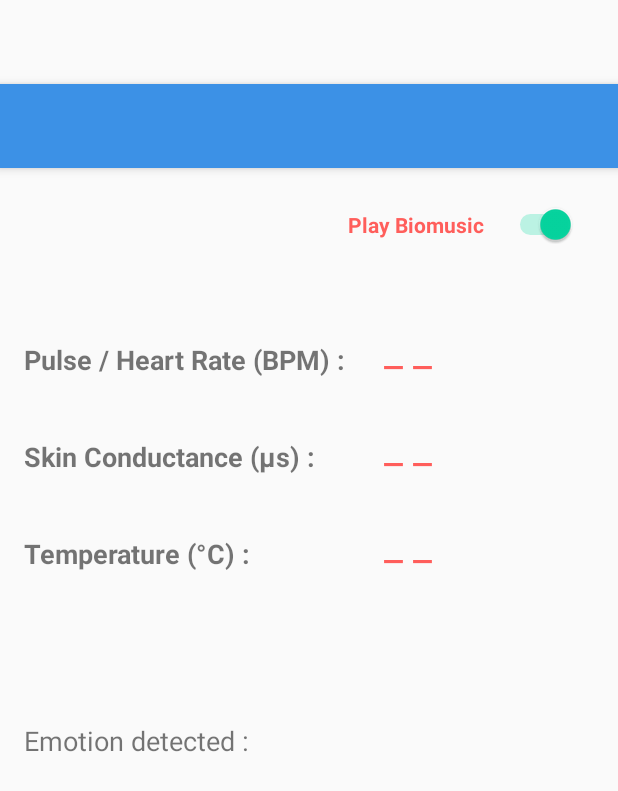
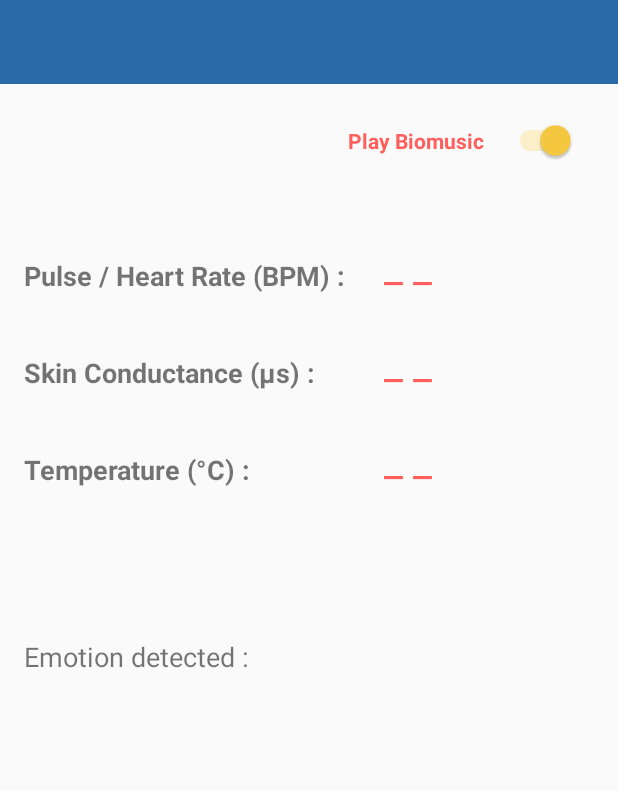
Before and after one commit to CecileRobertMichon/BioMusic, an Android app: the layout activity_main.xml on its own in the app's theme, with its tools: preview values and no code run, on a phone screen of 412 x 824 dp. Shown: the top 791 px of the screen. Run offline under Robolectric (Android 15) with nearby library versions, the phone set to English and light mode, and no system bars.

Commit message:
Added navigation drawer

```diff
--- a/app/src/main/java/com/dp/cecile/biomusic/SplashActivity.java
+++ b/app/src/main/java/com/dp/cecile/biomusic/SplashActivity.java
@@ -8,7 +8,7 @@
 public class SplashActivity extends Activity {
 
     // Splash screen timer
-    private static int SPLASH_TIME_OUT = 3000;
+    private static int SPLASH_TIME_OUT = 1000;
 
     @Override
     protected void onCreate(Bundle savedInstanceState) {
--- a/app/src/main/res/drawable/angry_smiley_face.xml
+++ /dev/null
@@ -1,29 +0,0 @@
-<?xml version="1.0" encoding="utf-8"?>
-<vector xmlns:android="http://schemas.android.com/apk/res/android"
-    android:viewportWidth="1672.15"
-    android:viewportHeight="1672.15"
-    android:width="1672.15dp"
-    android:height="1672.15dp">
-    <group
-        android:translateX="-895.376"
-        android:translateY="64.624">
-        <path
-            android:pathData="M1510.9511 611.92102a66.818001 66.818001 0 0 1 -66.818 66.818 66.818001 66.818001 0 0 1 -66.818 -66.818 66.818001 66.818001 0 0 1 66.818 -66.818 66.818001 66.818001 0 0 1 66.818 66.818z"
-            android:fillColor="#000000" />
-        <path
-            android:pathData="M2076.997 611.92102a66.818001 66.818001 0 0 1 -66.818 66.818 66.818001 66.818001 0 0 1 -66.818 -66.818 66.818001 66.818001 0 0 1 66.818 -66.818 66.818001 66.818001 0 0 1 66.818 66.818z"
-            android:fillColor="#000000" />
-        <path
-            android:pathData="M1731.451 1571.451c-107.984 0 -212.756 -21.157 -311.407 -62.883 -95.268 -40.295 -180.819 -97.973 -254.279 -171.432 -73.459 -73.459 -131.137 -159.01 -171.432 -254.278 -41.725 -98.65 -62.882 -203.423 -62.882 -311.407 0 -107.984 21.157 -212.756 62.883 -311.407 40.295 -95.268 97.973 -180.819 171.432 -254.279 73.46 -73.459 159.011 -131.137 254.279 -171.432 98.65 -41.725 203.422 -62.882 311.406 -62.882 107.984 0 212.757 21.157 311.407 62.883 95.268 40.295 180.819 97.973 254.278 171.432 73.459 73.46 131.137 159.011 171.432 254.279 41.726 98.65 62.883 203.422 62.883 311.406 0 107.984 -21.157 212.757 -62.883 311.407 -40.295 95.268 -97.973 180.819 -171.432 254.278 -73.459 73.459 -159.01 131.137 -254.278 171.432 -98.65 41.726 -203.423 62.883 -311.407 62.883zm0 -1528.409c-401.646 0 -728.409 326.763 -728.409 728.409 0 401.646 326.763 728.409 728.409 728.409 401.646 0 728.409 -326.763 728.409 -728.409 0 -401.646 -326.763 -728.409 -728.409 -728.409z"
-            android:fillColor="#000000" />
-        <path
-            android:pathData="M1407.101 980.853c179.134 -179.134 469.566 -179.134 648.7 0 0 29.04 0 58.079 0 87.119 -179.134 -179.133 -469.566 -179.133 -648.7 0 0 -29.04 0 -58.079 0 -87.119z"
-            android:fillColor="#000000" />
-        <path
-            android:pathData="M1320.661 415.096c82.315 29.471 164.63 58.942 246.945 88.414 0 24 0 48 0 72 -82.315 -29.471 -164.63 -58.942 -246.945 -88.414 0 -24 0 -48 0 -72z"
-            android:fillColor="#000000" />
-        <path
-            android:pathData="M1886.706 503.51c82.315 -29.471 164.63 -58.942 246.945 -88.414 0 24 0 48 0 72 -82.315 29.471 -164.63 58.942 -246.945 88.414 0 -24 0 -48 0 -72z"
-            android:fillColor="#000000" />
-    </group>
-</vector>
--- a/app/src/main/res/drawable/excited_smiley_face.xml
+++ /dev/null
@@ -1,29 +0,0 @@
-<?xml version="1.0" encoding="utf-8"?>
-<vector xmlns:android="http://schemas.android.com/apk/res/android"
-    android:viewportWidth="1657.098"
-    android:viewportHeight="1657.098"
-    android:width="1657.098dp"
-    android:height="1657.098dp">
-    <group
-        android:translateX="-451.451"
-        android:translateY="28.549">
-        <path
-            android:pathData="M1059.5 640.46997a66.818001 66.818001 0 0 1 -66.81799 66.818 66.818001 66.818001 0 0 1 -66.818 -66.818 66.818001 66.818001 0 0 1 66.818 -66.818 66.818001 66.818001 0 0 1 66.81799 66.818z"
-            android:fillColor="#000000" />
-        <path
-            android:pathData="M1625.546 640.46997a66.818001 66.818001 0 0 1 -66.818 66.818 66.818001 66.818001 0 0 1 -66.818 -66.818 66.818001 66.818001 0 0 1 66.818 -66.818 66.818001 66.818001 0 0 1 66.818 66.818z"
-            android:fillColor="#000000" />
-        <path
-            android:pathData="M1280 1600c-107.984 0 -212.756 -21.157 -311.407 -62.883C873.325 1496.822 787.774 1439.144 714.314 1365.685 640.855 1292.226 583.177 1206.675 542.882 1111.407 501.157 1012.757 480 907.984 480 800 480 692.016 501.157 587.244 542.883 488.593 583.178 393.325 640.856 307.774 714.315 234.314 787.775 160.855 873.326 103.177 968.594 62.882 1067.244 21.157 1172.016 0 1280 0c107.984 0 212.757 21.157 311.407 62.883 95.268 40.295 180.819 97.973 254.278 171.432 73.459 73.46 131.137 159.011 171.432 254.279 41.726 98.65 62.883 203.422 62.883 311.406 0 107.984 -21.157 212.757 -62.883 311.407 -40.295 95.268 -97.973 180.819 -171.432 254.278 -73.459 73.459 -159.01 131.137 -254.278 171.432C1492.757 1578.843 1387.984 1600 1280 1600Zm0 -1528.409c-401.646 0 -728.409 326.763 -728.409 728.409 0 401.646 326.763 728.409 728.409 728.409 401.646 0 728.409 -326.763 728.409 -728.409 0 -401.646 -326.763 -728.409 -728.409 -728.409z"
-            android:fillColor="#000000" />
-        <path
-            android:pathData="M1665.953 1071.004c-213.156 213.156 -558.75 213.156 -771.905 0 20.534 -20.534 41.068 -41.068 61.602 -61.602 179.134 179.134 469.567 179.134 648.7 0 20.534 20.534 41.068 41.068 61.603 61.602z"
-            android:fillColor="#000000" />
-        <path
-            android:pathData="M1167.066 463.279c-96.31 -96.31 -252.459 -96.31 -348.768 0 16.971 16.971 33.941 33.941 50.912 50.912 68.192 -68.192 178.753 -68.192 246.945 0 16.97 -16.971 33.941 -33.942 50.911 -50.912z"
-            android:fillColor="#000000" />
-        <path
-            android:pathData="M1733.112 463.279c-96.31 -96.31 -252.459 -96.31 -348.768 0 16.971 16.971 33.941 33.941 50.912 50.912 68.192 -68.192 178.753 -68.192 246.945 0 16.97 -16.971 33.941 -33.942 50.911 -50.912z"
-            android:fillColor="#000000" />
-    </group>
-</vector>
--- a/app/src/main/res/drawable/neutral_smiley_face.xml
+++ /dev/null
@@ -1,29 +0,0 @@
-<?xml version="1.0" encoding="utf-8"?>
-<vector xmlns:android="http://schemas.android.com/apk/res/android"
-    android:viewportWidth="1657.098"
-    android:viewportHeight="1657.098"
-    android:width="1657.098dp"
-    android:height="1657.098dp">
-    <group
-        android:translateX="-451.451"
-        android:translateY="28.549">
-        <path
-            android:pathData="M1059.5 640.46997a66.818001 66.818001 0 0 1 -66.81799 66.818 66.818001 66.818001 0 0 1 -66.818 -66.818 66.818001 66.818001 0 0 1 66.818 -66.818 66.818001 66.818001 0 0 1 66.81799 66.818z"
-            android:fillColor="#000000" />
-        <path
-            android:pathData="M1625.546 640.46997a66.818001 66.818001 0 0 1 -66.818 66.818 66.818001 66.818001 0 0 1 -66.818 -66.818 66.818001 66.818001 0 0 1 66.818 -66.818 66.818001 66.818001 0 0 1 66.818 66.818z"
-            android:fillColor="#000000" />
-        <path
-            android:pathData="M1280 1600c-107.984 0 -212.756 -21.157 -311.407 -62.883C873.325 1496.822 787.774 1439.144 714.314 1365.685 640.855 1292.226 583.177 1206.675 542.882 1111.407 501.157 1012.757 480 907.984 480 800 480 692.016 501.157 587.244 542.883 488.593 583.178 393.325 640.856 307.774 714.315 234.314 787.775 160.855 873.326 103.177 968.594 62.882 1067.244 21.157 1172.016 0 1280 0c107.984 0 212.757 21.157 311.407 62.883 95.268 40.295 180.819 97.973 254.278 171.432 73.459 73.46 131.137 159.011 171.432 254.279 41.726 98.65 62.883 203.422 62.883 311.406 0 107.984 -21.157 212.757 -62.883 311.407 -40.295 95.268 -97.973 180.819 -171.432 254.278 -73.459 73.459 -159.01 131.137 -254.278 171.432C1492.757 1578.843 1387.984 1600 1280 1600Zm0 -1528.409c-401.646 0 -728.409 326.763 -728.409 728.409 0 401.646 326.763 728.409 728.409 728.409 401.646 0 728.409 -326.763 728.409 -728.409 0 -401.646 -326.763 -728.409 -728.409 -728.409z"
-            android:fillColor="#000000" />
-        <path
-            android:pathData="M955.65002 1009.402l648.69998 0 0 87.119 -648.69998 0z"
-            android:fillColor="#000000" />
-        <path
-            android:pathData="M869.21002 442.19l246.94498 0 0 72 -246.94498 0z"
-            android:fillColor="#000000" />
-        <path
-            android:pathData="M1435.255 442.19l246.945 0 0 72 -246.945 0z"
-            android:fillColor="#000000" />
-    </group>
-</vector>
--- a/app/src/main/res/drawable/unhappy_face.xml
+++ /dev/null
@@ -1,39 +0,0 @@
-<?xml version="1.0" encoding="utf-8"?>
-<vector xmlns:android="http://schemas.android.com/apk/res/android"
-    android:viewportWidth="1674"
-    android:viewportHeight="1674"
-    android:width="1674dp"
-    android:height="1674dp">
-    <group
-        android:scaleX="0.9999603"
-        android:scaleY="0.9999603"
-        android:rotation="56.4323"
-        android:translateX="649.014"
-        android:translateY="-179.1591">
-        <path
-            android:pathData="M455.659 392.621l71.591 0 0 245.153 -71.591 0z"
-            android:fillColor="#000000" />
-    </group>
-    <group
-        android:scaleX="0.999987"
-        android:scaleY="0.999987"
-        android:rotation="33.07983"
-        android:translateX="472.8658"
-        android:translateY="-561.9272">
-        <path
-            android:pathData="M1058.375 479.40201l248.343 0 0 71.58999 -248.343 0z"
-            android:fillColor="#000000" />
-    </group>
-    <path
-        android:pathData="M616.50001 677.46997a66.818001 66.818001 0 0 1 -66.818 66.818 66.818001 66.818001 0 0 1 -66.818 -66.818 66.818001 66.818001 0 0 1 66.818 -66.818 66.818001 66.818001 0 0 1 66.818 66.818z"
-        android:fillColor="#000000" />
-    <path
-        android:pathData="M1182.546 677.46997a66.818001 66.818001 0 0 1 -66.818 66.818 66.818001 66.818001 0 0 1 -66.818 -66.818 66.818001 66.818001 0 0 1 66.818 -66.818 66.818001 66.818001 0 0 1 66.818 66.818z"
-        android:fillColor="#000000" />
-    <path
-        android:pathData="M837 1637C729.016 1637 624.244 1615.843 525.593 1574.117 430.325 1533.822 344.774 1476.144 271.314 1402.685 197.855 1329.226 140.177 1243.675 99.882 1148.407 58.157 1049.757 37 944.984 37 837 37 729.016 58.157 624.244 99.883 525.593 140.178 430.325 197.856 344.774 271.315 271.314 344.775 197.855 430.326 140.177 525.594 99.882 624.244 58.157 729.016 37 837 37c107.984 0 212.757 21.157 311.407 62.883 95.268 40.295 180.819 97.973 254.278 171.432 73.459 73.46 131.137 159.011 171.432 254.279 41.726 98.65 62.883 203.422 62.883 311.406 0 107.984 -21.157 212.757 -62.883 311.407 -40.295 95.268 -97.973 180.819 -171.432 254.278 -73.459 73.459 -159.01 131.137 -254.278 171.432C1049.757 1615.843 944.984 1637 837 1637Zm0 -1528.409c-401.646 0 -728.409 326.763 -728.409 728.409 0 401.646 326.763 728.409 728.409 728.409 401.646 0 728.409 -326.763 728.409 -728.409 0 -401.646 -326.763 -728.409 -728.409 -728.409z"
-        android:fillColor="#000000" />
-    <path
-        android:pathData="M838.324 1046.402C729.936 1046.273 620.526 1081.489 512.6 1151.17l0 86.865c219.093 -160.399 431.283 -160.423 648.7 -0.074l0 -87.045C1054.631 1081.689 946.19 1046.549 838.324 1046.402Z"
-        android:fillColor="#000000" />
-</vector>
--- a/app/src/main/res/drawable/unknown_smiley_face.xml
+++ /dev/null
@@ -1,29 +0,0 @@
-<?xml version="1.0" encoding="utf-8"?>
-<vector xmlns:android="http://schemas.android.com/apk/res/android"
-    android:viewportWidth="1672.15"
-    android:viewportHeight="1672.15"
-    android:width="1672.15dp"
-    android:height="1672.15dp">
-    <group
-        android:translateX="-895.376"
-        android:translateY="64.624">
-        <path
-            android:pathData="M1510.9511 611.92102a66.818001 66.818001 0 0 1 -66.818 66.818 66.818001 66.818001 0 0 1 -66.818 -66.818 66.818001 66.818001 0 0 1 66.818 -66.818 66.818001 66.818001 0 0 1 66.818 66.818z"
-            android:fillColor="#000000" />
-        <path
-            android:pathData="M2076.997 611.92102a66.818001 66.818001 0 0 1 -66.818 66.818 66.818001 66.818001 0 0 1 -66.818 -66.818 66.818001 66.818001 0 0 1 66.818 -66.818 66.818001 66.818001 0 0 1 66.818 66.818z"
-            android:fillColor="#000000" />
-        <path
-            android:pathData="M1731.451 1571.451c-107.984 0 -212.756 -21.157 -311.407 -62.883 -95.268 -40.295 -180.819 -97.973 -254.279 -171.432 -73.459 -73.459 -131.137 -159.01 -171.432 -254.278 -41.725 -98.65 -62.882 -203.423 -62.882 -311.407 0 -107.984 21.157 -212.756 62.883 -311.407 40.295 -95.268 97.973 -180.819 171.432 -254.279 73.46 -73.459 159.011 -131.137 254.279 -171.432 98.65 -41.725 203.422 -62.882 311.406 -62.882 107.984 0 212.757 21.157 311.407 62.883 95.268 40.295 180.819 97.973 254.278 171.432 73.459 73.46 131.137 159.011 171.432 254.279 41.726 98.65 62.883 203.422 62.883 311.406 0 107.984 -21.157 212.757 -62.883 311.407 -40.295 95.268 -97.973 180.819 -171.432 254.278 -73.459 73.459 -159.01 131.137 -254.278 171.432 -98.65 41.726 -203.423 62.883 -311.407 62.883zm0 -1528.409c-401.646 0 -728.409 326.763 -728.409 728.409 0 401.646 326.763 728.409 728.409 728.409 401.646 0 728.409 -326.763 728.409 -728.409 0 -401.646 -326.763 -728.409 -728.409 -728.409z"
-            android:fillColor="#000000" />
-        <path
-            android:pathData="M1407.101 980.853c216.233 0 432.467 0 648.7 0 0 29.04 0 58.079 0 87.119 -216.233 0 -432.467 0 -648.7 0 0 -29.04 0 -58.079 0 -87.119z"
-            android:fillColor="#000000" />
-        <path
-            android:pathData="M1320.661 376.154c79.77 -28.857 167.141 -25.659 246.945 5.71 0 24 0 48 0 72 -79.804 -31.369 -167.176 -34.567 -246.945 -5.71 0 -24 0 -48 0 -72z"
-            android:fillColor="#000000" />
-        <path
-            android:pathData="M1886.706 470.26c84.439 -12.988 162.787 -63.615 246.945 -94.106 0 24 0 48 0 72 -84.158 30.491 -162.505 81.117 -246.945 94.106 0 -24 0 -48 0 -72z"
-            android:fillColor="#000000" />
-    </group>
-</vector>
--- a/app/src/main/res/layout/activity_main.xml
+++ b/app/src/main/res/layout/activity_main.xml
@@ -1,35 +1,28 @@
 <?xml version="1.0" encoding="utf-8"?>
-<android.support.design.widget.CoordinatorLayout xmlns:android="http://schemas.android.com/apk/res/android"
-    xmlns:app="http://schemas.android.com/apk/res-auto"
-    xmlns:tools="http://schemas.android.com/tools"
-    android:layout_width="match_parent"
-    android:layout_height="match_parent"
-    android:fitsSystemWindows="true"
-    tools:context="com.dp.cecile.biomusic.MainActivity">
+    <android.support.v4.widget.DrawerLayout
+        xmlns:android="http://schemas.android.com/apk/res/android"
+        android:id="@+id/drawer_layout"
+        android:layout_width="match_parent"
+        android:layout_height="match_parent"
+        android:fitsSystemWindows="true">
 
-    <android.support.design.widget.AppBarLayout
-        android:layout_width="match_parent"
-        android:layout_height="wrap_content"
-        android:theme="@style/AppTheme.AppBarOverlay">
+        <!-- As the main content view, the view below consumes the entire
+             space available using match_parent in both dimensions. -->
+        <FrameLayout
+            android:id="@+id/content_frame"
+            android:layout_width="match_parent"
+            android:layout_height="match_parent" />
 
-        <android.support.v7.widget.Toolbar
-            android:id="@+id/toolbar"
-            android:layout_width="match_parent"
-            android:layout_height="?attr/actionBarSize"
-            android:background="?attr/colorPrimary"
-            app:popupTheme="@style/AppTheme.PopupOverlay" />
+        <include layout="@layout/content_main"
+            android:id="@+id/include" />
 
-    </android.support.design.widget.AppBarLayout>
-
-    <include layout="@layout/content_main"
-        android:id="@+id/include" />
-
-    <!-- <android.support.design.widget.FloatingActionButton
-        android:id="@+id/fab"
-        android:layout_width="wrap_content"
-        android:layout_height="wrap_content"
-        android:layout_gravity="bottom|end"
-        android:layout_margin="@dimen/fab_margin"
-        app:srcCompat="@android:drawable/ic_dialog_email" /> -->
-
-</android.support.design.widget.CoordinatorLayout>
+        <ListView
+            android:id="@+id/left_drawer"
+            android:layout_width="240dp"
+            android:layout_height="match_parent"
+            android:layout_gravity="start"
+            android:choiceMode="singleChoice"
+            android:divider="@android:color/transparent"
+            android:dividerHeight="0dp"
+            android:background="#fff"/>
+    </android.support.v4.widget.DrawerLayout>
--- a/app/src/main/res/values/colors.xml
+++ b/app/src/main/res/values/colors.xml
@@ -2,8 +2,6 @@
 <resources>
     <color name="blue">#3c91e6</color>
     <color name="red">#ff5e5b</color>
-    <color name="teal">#06d6a0</color>
-    <color name="orange">#ff8a5b</color>
     <color name="yellow">#f9cb40</color>
 
     <color name="black_overlay">#66000000</color>
--- a/app/src/main/res/values/dimens.xml
+++ b/app/src/main/res/values/dimens.xml
@@ -2,4 +2,5 @@
     <!-- Default screen margins, per the Android Design guidelines. -->
     <dimen name="activity_horizontal_margin">16dp</dimen>
     <dimen name="activity_vertical_margin">16dp</dimen>
+    <!-- Default screen margins, per the Android Design guidelines. -->
 </resources>
--- /dev/null
+++ b/app/src/main/res/values/drawables.xml
@@ -0,0 +1 @@
+<resources xmlns:android="http://schemas.android.com/apk/res/android"></resources>
--- a/app/src/main/res/values/styles.xml
+++ b/app/src/main/res/values/styles.xml
@@ -5,7 +5,7 @@
         <!-- Customize your theme here. -->
         <item name="colorPrimary">@color/blue</item>
         <item name="colorPrimaryDark">#2B6AA8</item>
-        <item name="colorAccent">@color/teal</item>
+        <item name="colorAccent">@color/yellow</item>
     </style>
 
     <style name="AppTheme.NoActionBar">
```
Also changed, not shown: app/src/main/AndroidManifest.xml (+15 -6 lines), app/src/main/java/com/dp/cecile/biomusic/HistoryActivity.java (added, +131 -0 lines), app/src/main/java/com/dp/cecile/biomusic/MainActivity.java (+103 -9 lines), app/src/main/res/layout/list_item.xml (added, +12 -0 lines), app/src/main/res/values/strings.xml (+4 -3 lines), app/src/main/res/drawable-hdpi/drawer_shadow.9.png (added), app/src/main/res/drawable-mdpi/drawer_shadow.9.png (added), app/src/main/res/drawable-xhdpi/drawer_shadow.9.png (added).
